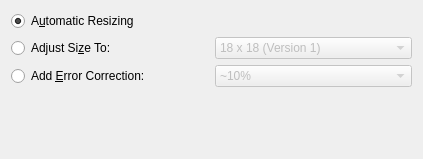
First picture: the form in frontend_qt/grpGrid.ui, repository novcom/zint, before the edit.
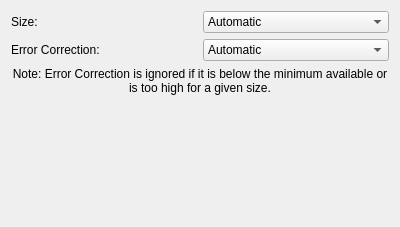
Second picture: the form after the edit.

Diff of the .ui file:
```diff
--- a/frontend_qt/grpGrid.ui
+++ b/frontend_qt/grpGrid.ui
@@ -6,10 +6,16 @@
    <rect>
     <x>0</x>
     <y>0</y>
-    <width>423</width>
-    <height>159</height>
+    <width>400</width>
+    <height>227</height>
    </rect>
   </property>
+  <property name="maximumSize">
+   <size>
+    <width>600</width>
+    <height>16777215</height>
+   </size>
+  </property>
   <property name="windowTitle">
    <string>Form</string>
   </property>
@@ -17,27 +23,22 @@
    <item>
     <layout class="QGridLayout" name="gridLayout">
      <item row="0" column="0">
-      <widget class="QRadioButton" name="radGridAuto">
+      <widget class="QLabel" name="labelGridSize">
        <property name="text">
-        <string>A&amp;utomatic Resizing</string>
+        <string>Size:</string>
        </property>
-       <property name="checked">
-        <bool>true</bool>
+       <property name="buddy">
+        <cstring>cmbGridSize</cstring>
        </property>
       </widget>
      </item>
-     <item row="1" column="0">
-      <widget class="QRadioButton" name="radGridSize">
-       <property name="text">
-        <string>Adjust Si&amp;ze To:</string>
-       </property>
-      </widget>
-     </item>
-     <item row="1" column="1">
+     <item row="0" column="1">
       <widget class="QComboBox" name="cmbGridSize">
-       <property name="enabled">
-        <bool>false</bool>
-       </property>
+       <item>
+        <property name="text">
+         <string>Automatic</string>
+        </property>
+       </item>
        <item>
         <property name="text">
          <string>18 x 18 (Version 1)</string>
@@ -105,18 +106,23 @@
        </item>
       </widget>
      </item>
-     <item row="2" column="0">
-      <widget class="QRadioButton" name="radGridECC">
+     <item row="1" column="0">
+      <widget class="QLabel" name="labelGridECC">
        <property name="text">
-        <string>Add &amp;Error Correction:</string>
+        <string>Error Correction:</string>
+       </property>
+       <property name="buddy">
+        <cstring>cmbGridECC</cstring>
        </property>
       </widget>
      </item>
-     <item row="2" column="1">
+     <item row="1" column="1">
       <widget class="QComboBox" name="cmbGridECC">
-       <property name="enabled">
-        <bool>false</bool>
-       </property>
+       <item>
+        <property name="text">
+         <string>Automatic</string>
+        </property>
+       </item>
        <item>
         <property name="text">
          <string>~10%</string>
@@ -146,11 +152,41 @@
      </item>
     </layout>
    </item>
+   <item>
+    <widget class="QLabel" name="noteGridECC">
+     <property name="sizePolicy">
+      <sizepolicy hsizetype="Preferred" vsizetype="Fixed">
+       <horstretch>0</horstretch>
+       <verstretch>0</verstretch>
+      </sizepolicy>
+     </property>
+     <property name="font">
+      <font>
+       <pointsize>9</pointsize>
+      </font>
+     </property>
+     <property name="text">
+      <string>Note: Error Correction is ignored if it is below the minimum available or is too high for a given size.</string>
+     </property>
+     <property name="textFormat">
+      <enum>Qt::PlainText</enum>
+     </property>
+     <property name="alignment">
+      <set>Qt::AlignCenter</set>
+     </property>
+     <property name="wordWrap">
+      <bool>true</bool>
+     </property>
+    </widget>
+   </item>
    <item>
     <spacer name="verticalSpacer">
      <property name="orientation">
       <enum>Qt::Vertical</enum>
      </property>
+     <property name="sizeType">
+      <enum>QSizePolicy::MinimumExpanding</enum>
+     </property>
      <property name="sizeHint" stdset="0">
       <size>
        <width>20</width>
```
Left out of the diff: 35 changed lines with no effect on the pictures.
